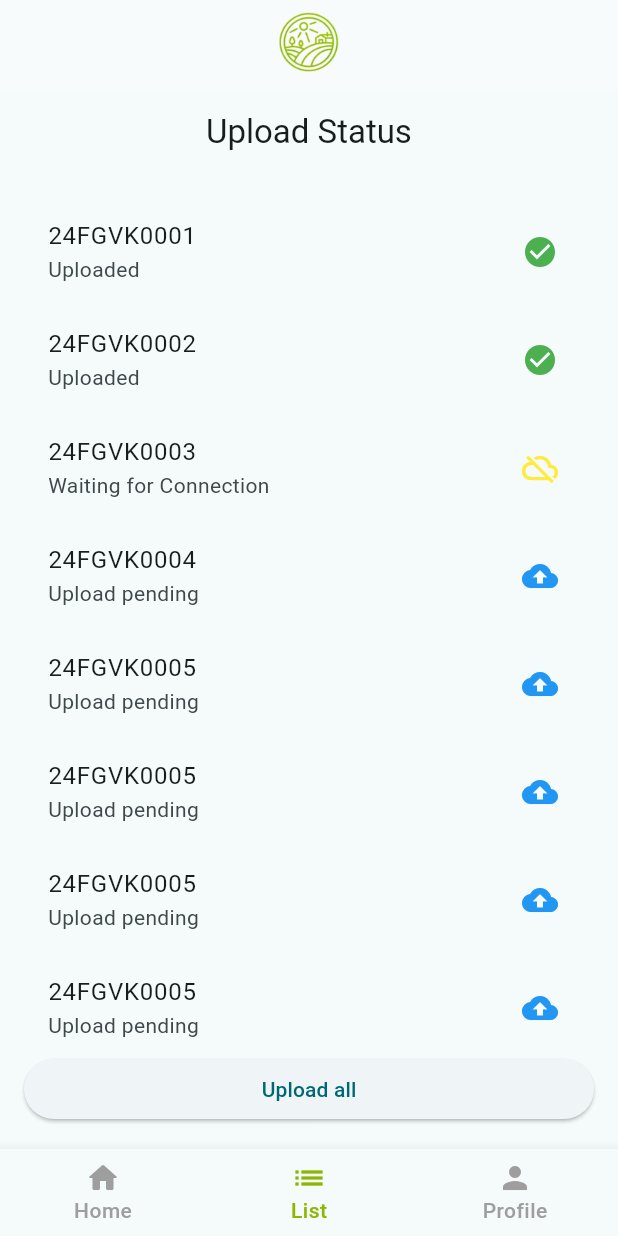
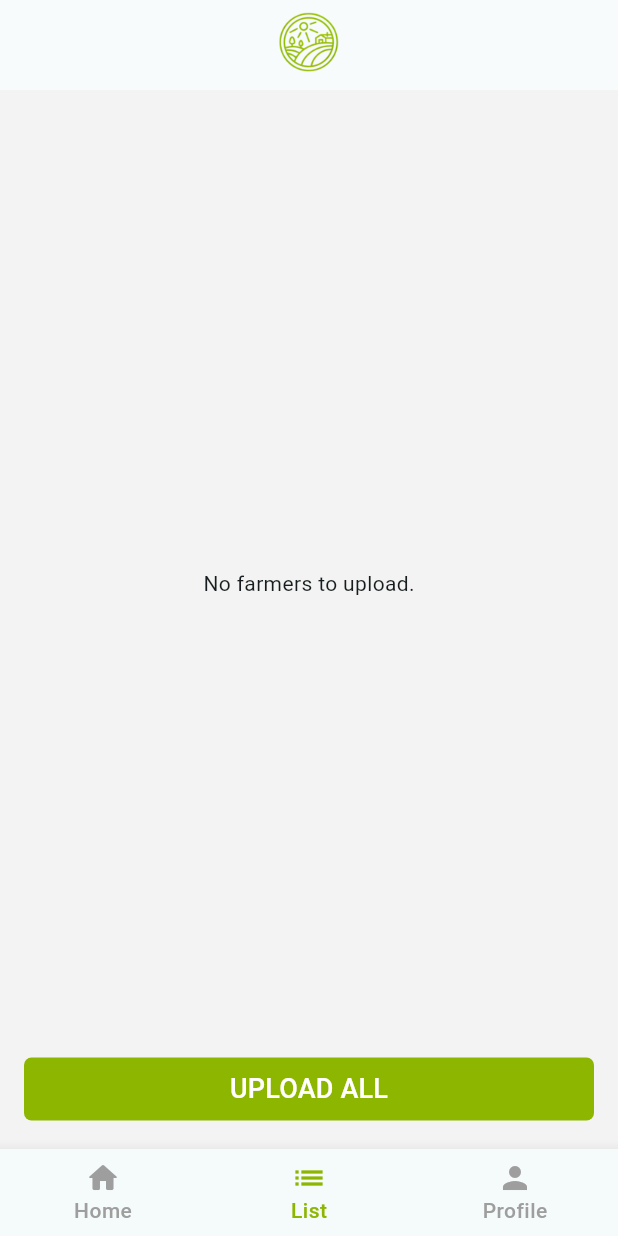
Before and after one commit to revanthraj28/GkVK, a Flutter app: the screen it shows once a user with an empty profile is signed in, item 2 of the bottom bar chosen, on a phone screen of 412 x 824 dp. Run offline on Flutter 3.47's test engine with Material 3 defaults, Android fonts, the light colour scheme and no system bars; our stand-ins replace firebase_auth, firebase_core, get, get_storage, sqflite; accounts and stored records are empty.

Commit message:
list and watershed changes

```diff
--- a/lib/views/home/list_tab/list_tab_view.dart
+++ b/lib/views/home/list_tab/list_tab_view.dart
@@ -1,41 +1,61 @@
 import 'package:flutter/material.dart';
+import 'package:gkvk/database/farmer_profile_db.dart';
+import 'package:gkvk/shared/components/CustomTextButton.dart';
 
 class ListTabView extends StatelessWidget {
   const ListTabView({super.key});
 
+  Future<List<Map<String, dynamic>>> fetchAllFarmers() async {
+    return await FarmerProfileDB().readAll();
+  }
+
   @override
   Widget build(BuildContext context) {
     return Scaffold(
-      appBar: AppBar(
-        title: Text('Upload Status'),
-        centerTitle: true,
-      ),
+      backgroundColor: const Color(0xFFF3F3F3),
       body: Padding(
         padding: const EdgeInsets.all(16.0),
         child: Column(
           children: [
             Expanded(
-              child: ListView(
-                children: [
-                  UploadStatusTile(farmerId: '24FGVK0001', status: 'Uploaded'),
-                  UploadStatusTile(farmerId: '24FGVK0002', status: 'Uploaded'),
-                  UploadStatusTile(farmerId: '24FGVK0003', status: 'Waiting for Connection'),
-                  UploadStatusTile(farmerId: '24FGVK0004', status: 'Upload pending'),
-                  UploadStatusTile(farmerId: '24FGVK0005', status: 'Upload pending'),
-                  UploadStatusTile(farmerId: '24FGVK0005', status: 'Upload pending'),
-                  UploadStatusTile(farmerId: '24FGVK0005', status: 'Upload pending'),
-                  UploadStatusTile(farmerId: '24FGVK0005', status: 'Upload pending'),
-                ],
+              child: FutureBuilder<List<Map<String, dynamic>>>(
+                future: fetchAllFarmers(),
+                builder: (context, snapshot) {
+                  if (snapshot.connectionState == ConnectionState.waiting) {
+                    return Center(child: CircularProgressIndicator());
+                  } else if (snapshot.hasError) {
+                    return Center(child: Text('Error: ${snapshot.error}'));
+                  } else if (!snapshot.hasData || snapshot.data!.isEmpty) {
+                    return Center(child: Text('No farmers to upload.'));
+                  } else {
+                    final farmers = snapshot.data!;
+                    return ListView.builder(
+                      itemCount: farmers.length,
+                      itemBuilder: (context, index) {
+                        final farmer = farmers[index];
+                        return Padding(
+                          padding: const EdgeInsets.symmetric(vertical: 4.0), // Adjusted padding to reduce height
+                          child: Container(
+                            decoration: BoxDecoration(
+                              color: Colors.white,
+                              borderRadius: BorderRadius.circular(5.0),
+                            ),
+                            child: UploadStatusTile(
+                              aadharNumber: farmer['aadharNumber'],
+                            ),
+                          ),
+                        );
+                      },
+                    );
+                  }
+                },
               ),
             ),
-            SizedBox(
-              width: double.infinity,
-              child: ElevatedButton(
-                onPressed: () {
-                  // Handle upload all action
-                },
-                child: Text('Upload all'),
-              ),
+            CustomTextButton(
+              text: 'UPLOAD ALL',
+              onPressed: () {
+                // Handle upload all action
+              },
             ),
           ],
         ),
@@ -45,38 +65,17 @@ class ListTabView extends StatelessWidget {
 }
 
 class UploadStatusTile extends StatelessWidget {
-  final String farmerId;
-  final String status;
+  final int aadharNumber;
 
-  UploadStatusTile({required this.farmerId, required this.status});
+  UploadStatusTile({required this.aadharNumber});
 
   @override
   Widget build(BuildContext context) {
-    IconData icon;
-    Color iconColor;
-
-    switch (status) {
-      case 'Uploaded':
-        icon = Icons.check_circle;
-        iconColor = Colors.green;
-        break;
-      case 'Waiting for Connection':
-        icon = Icons.cloud_off;
-        iconColor = Colors.yellow;
-        break;
-      case 'Upload pending':
-        icon = Icons.cloud_upload;
-        iconColor = Colors.blue;
-        break;
-      default:
-        icon = Icons.error;
-        iconColor = Colors.red;
-    }
-
     return ListTile(
-      title: Text(farmerId),
-      subtitle: Text(status),
-      trailing: Icon(icon, color: iconColor),
+      contentPadding: const EdgeInsets.symmetric(vertical: 0, horizontal: 16.0), // Adjusted padding to reduce height
+      title: Text('Farmer Id: $aadharNumber'),
+      subtitle: Text('Upload pending'),
+      trailing: const Icon(Icons.cloud_upload, color: Color(0xFF8DB600)),
     );
   }
 }
```
Also changed, not shown: lib/views/Generate_id/Completedetails/Watersheddetails/watersheddetails.dart (+75 -5 lines).
